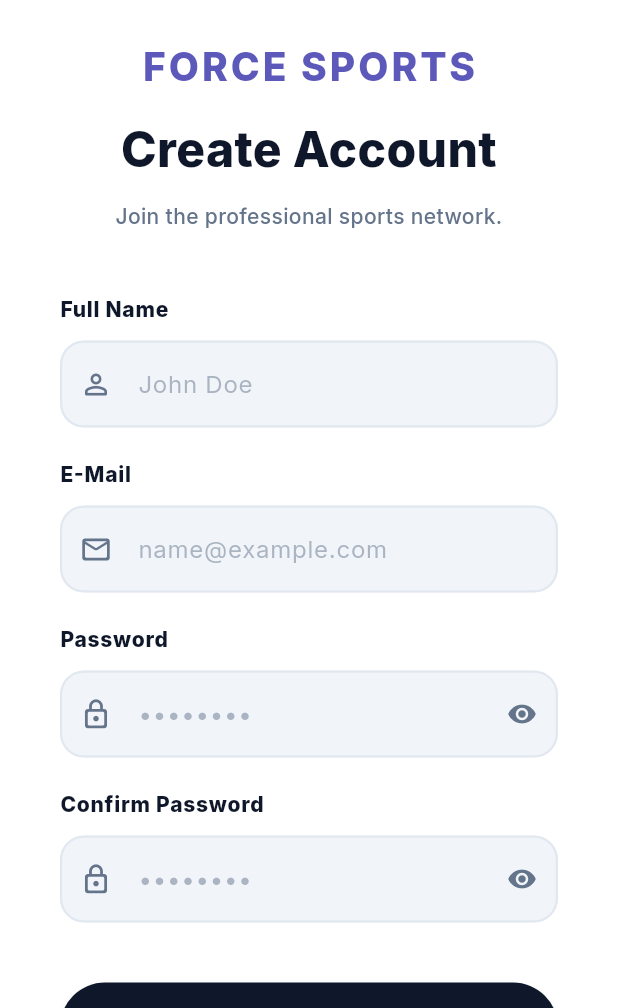
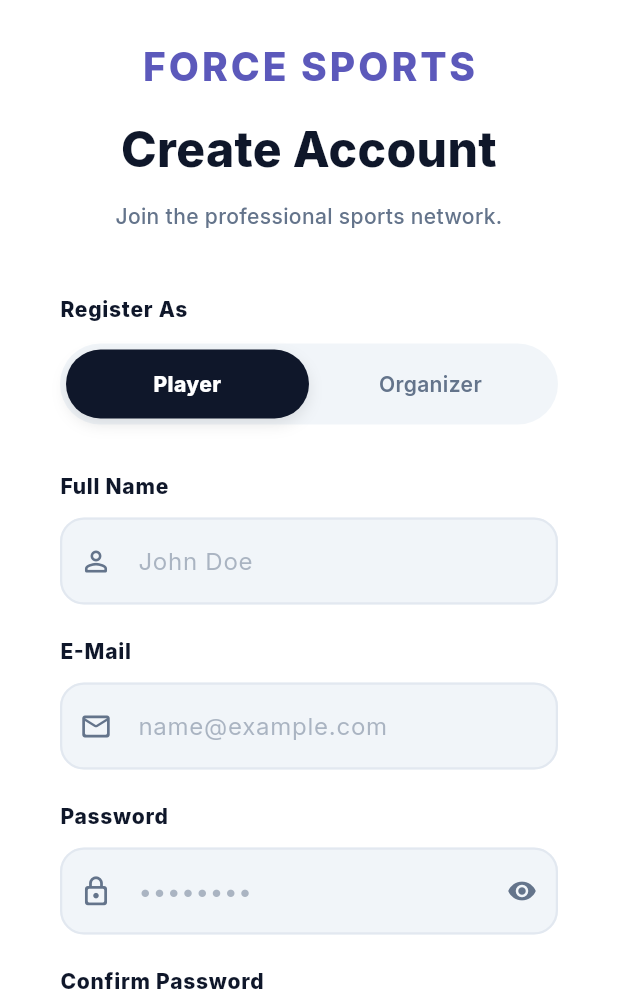
Before and after one commit to ritikyadav10888-oss/flutter, a Flutter app: the RegisterView screen opened directly, on a phone screen of 412 x 824 dp, the part 228-1236 px from its top. Run offline on Flutter 3.47's test engine with Material 3 defaults, Android fonts, the phone set to English and light mode, and no system bars; drawn by our look-alikes of flutter_animate; our stand-ins replace flutter_secure_storage, font_awesome_flutter, google_fonts, google_sign_in, image_picker; accounts and stored records are empty; network calls fail.

Commit message:
Feature: Role-based registration and separate profile forms for Players/Organizers.

```diff
--- a/lib/core/services/auth_service.dart
+++ b/lib/core/services/auth_service.dart
@@ -99,6 +99,7 @@ class AuthService {
     required String email,
     required String password,
     required String name,
+    required String role,
   }) async {
     try {
       final response = await http.post(
@@ -108,7 +109,7 @@ class AuthService {
           'email': email,
           'password': password,
           'name': name,
-          'role': 'player'
+          'role': role
         }),
       );
 
--- a/lib/features/auth/viewmodels/auth_viewmodel.dart
+++ b/lib/features/auth/viewmodels/auth_viewmodel.dart
@@ -48,6 +48,7 @@ class AuthViewModel extends ChangeNotifier {
     required String email,
     required String password,
     required String name,
+    required String role,
   }) async {
     _isLoading = true;
     _errorMessage = null;
@@ -58,6 +59,7 @@ class AuthViewModel extends ChangeNotifier {
         email: email,
         password: password,
         name: name,
+        role: role,
       );
       _isInitializing = false;
       _isLoading = false;
--- a/lib/features/auth/views/register_view.dart
+++ b/lib/features/auth/views/register_view.dart
@@ -20,6 +20,7 @@ class _RegisterViewState extends State<RegisterView> {
   final _confirmPasswordController = TextEditingController();
   bool _isPasswordVisible = false;
   bool _isConfirmPasswordVisible = false;
+  String _selectedRole = 'player'; // Added role state
 
   @override
   Widget build(BuildContext context) {
@@ -93,6 +94,37 @@ class _RegisterViewState extends State<RegisterView> {
                 ),
 
                 const SizedBox(height: 40),
+
+                // Role Selection Toggle
+                _buildFieldLabel('Register As'),
+                const SizedBox(height: 12),
+                Container(
+                  padding: const EdgeInsets.all(4),
+                  decoration: BoxDecoration(
+                    color: const Color(0xFFF1F5F9),
+                    borderRadius: BorderRadius.circular(30),
+                  ),
+                  child: Row(
+                    children: [
+                      Expanded(
+                        child: _buildRoleButton(
+                          label: 'Player',
+                          isSelected: _selectedRole == 'player',
+                          onTap: () => setState(() => _selectedRole = 'player'),
+                        ),
+                      ),
+                      Expanded(
+                        child: _buildRoleButton(
+                          label: 'Organizer',
+                          isSelected: _selectedRole == 'organizer',
+                          onTap: () => setState(() => _selectedRole = 'organizer'),
+                        ),
+                      ),
+                    ],
+                  ),
+                ).animate().fadeIn(delay: 450.ms),
+
+                const SizedBox(height: 30),
 
                 // Input Fields
                 _buildFieldLabel('Full Name'),
@@ -184,6 +216,7 @@ class _RegisterViewState extends State<RegisterView> {
                             email: email,
                             password: password,
                             name: name,
+                            role: _selectedRole, // Passed selected role
                           );
 
                           if (!mounted) return;
@@ -328,6 +361,41 @@ class _RegisterViewState extends State<RegisterView> {
     );
   }
 
+  Widget _buildRoleButton({
+    required String label,
+    required bool isSelected,
+    required VoidCallback onTap,
+  }) {
+    return GestureDetector(
+      onTap: onTap,
+      child: Container(
+        padding: const EdgeInsets.symmetric(vertical: 12),
+        decoration: BoxDecoration(
+          color: isSelected ? const Color(0xFF0F172A) : Colors.transparent,
+          borderRadius: BorderRadius.circular(26),
+          boxShadow: isSelected
+              ? [
+                  BoxShadow(
+                    color: Colors.black.withValues(alpha: 0.1),
+                    blurRadius: 8,
+                    offset: const Offset(0, 4),
+                  )
+                ]
+              : null,
+        ),
+        child: Text(
+          label,
+          textAlign: TextAlign.center,
+          style: TextStyle(
+            color: isSelected ? Colors.white : AppTheme.textMuted,
+            fontWeight: isSelected ? FontWeight.w800 : FontWeight.w600,
+            fontSize: 14,
+          ),
+        ),
+      ),
+    );
+  }
+
   Widget _buildFieldLabel(String label) {
     return Text(
       label,
--- a/lib/main.dart
+++ b/lib/main.dart
@@ -10,6 +10,7 @@ import 'features/owner/views/owner_dashboard.dart';
 import 'features/organizer/views/organizer_dashboard.dart';
 import 'features/player/views/player_dashboard.dart';
 import 'features/auth/views/player_profile_form_view.dart';
+import 'features/auth/views/organizer_profile_form_view.dart';
 
 void main() async {
   WidgetsFlutterBinding.ensureInitialized();
@@ -85,6 +86,9 @@ class AuthWrapper extends StatelessWidget {
       case 'owner':
         return const OwnerDashboard();
       case 'organizer':
+        if (!authViewModel.user!.isProfileComplete) {
+          return OrganizerProfileFormView(uid: authViewModel.user!.uid);
+        }
         return const OrganizerDashboard();
       case 'player':
       default:
```
Also changed, not shown: lib/features/auth/views/organizer_profile_form_view.dart (added, +306 -0 lines).
